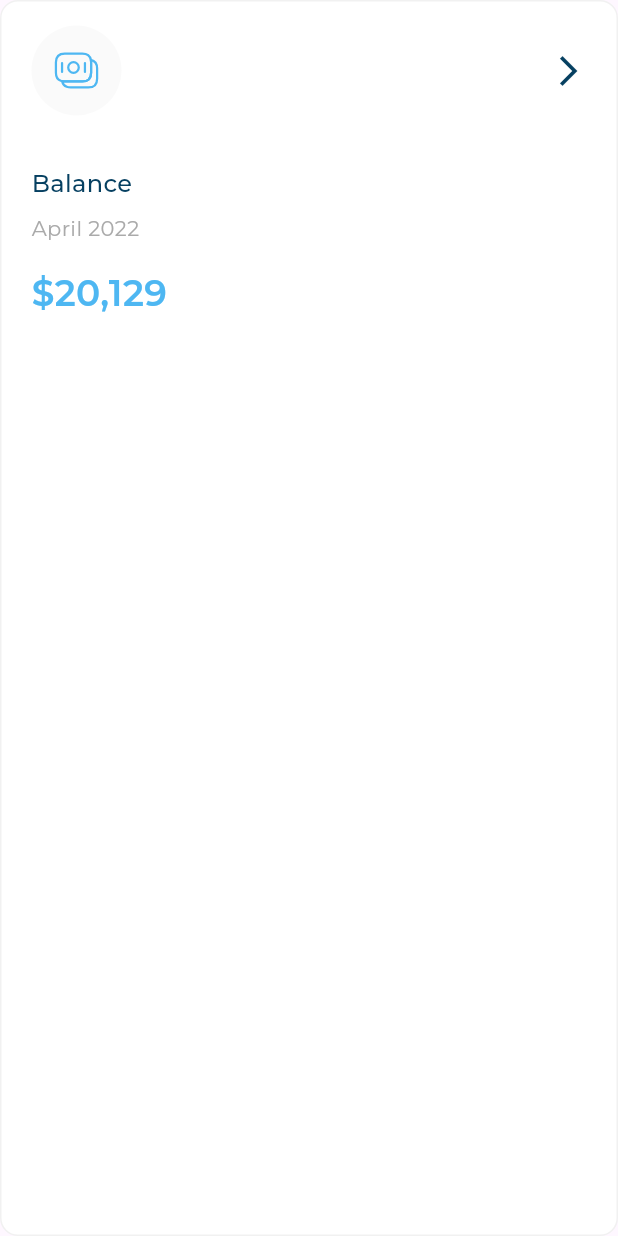
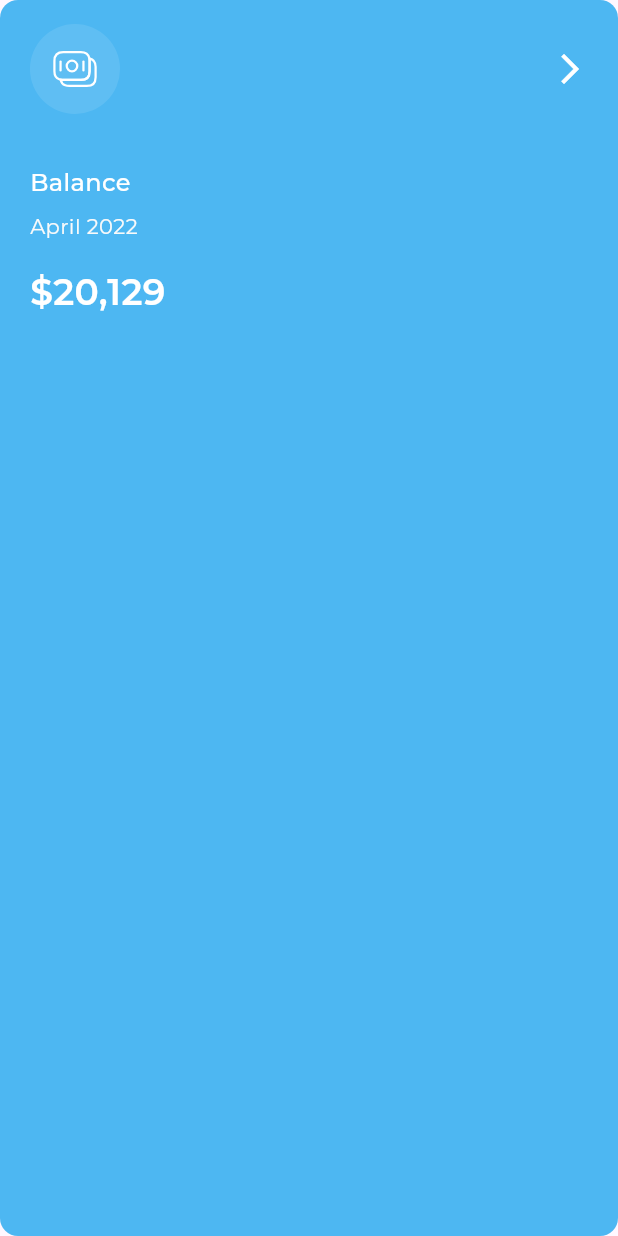
Before and after one commit to abo3amer69/responsive_dash_board, a Flutter app: the ActiveAllExpensesItem widget shown alone on an empty page, opened directly with sample values from the repository, on a phone screen of 412 x 824 dp. Run offline on Flutter 3.47's test engine with Material 3 defaults, Android fonts, the phone set to English and light mode, and no system bars; our stand-ins replace flutter_svg; project files that could hold a hidden picture were left out.

Commit message:
create all expenses item by the active and inactive belong change active

```diff
--- a/lib/widgets/all_expenses_item.dart
+++ b/lib/widgets/all_expenses_item.dart
@@ -6,13 +6,16 @@ import 'package:responsive_dash_board/widgets/all_expenses_item_header.dart';
 import 'package:responsive_dash_board/widgets/inactive_and_active_all_expenses_item.dart';
 
 class AllExpensesItem extends StatelessWidget {
-  const AllExpensesItem({super.key, required this.itemModel, required this.isSelected});
+  const AllExpensesItem(
+      {super.key, required this.itemModel, required this.isSelected});
 
   final AllExpensesItemModel itemModel;
   final bool isSelected;
 
   @override
   Widget build(BuildContext context) {
-    return InActiveAllExpensesItem(itemModel: itemModel);
+    return isSelected
+        ? ActiveAllExpensesItem(itemModel: itemModel)
+        : InActiveAllExpensesItem(itemModel: itemModel);
   }
 }
--- a/lib/widgets/all_expenses_item_header.dart
+++ b/lib/widgets/all_expenses_item_header.dart
@@ -2,8 +2,10 @@ import 'package:flutter/material.dart';
 import 'package:flutter_svg/svg.dart';
 
 class AllExpensesItemHeader extends StatelessWidget {
-  const AllExpensesItemHeader({super.key, required this.image});
+  const AllExpensesItemHeader(
+      {super.key, required this.image, this.imageBackground, this.imageColor});
   final String image;
+  final Color? imageBackground, imageColor;
 
   @override
   Widget build(BuildContext context) {
@@ -13,17 +15,21 @@ class AllExpensesItemHeader extends StatelessWidget {
             width: 60,
             height: 60,
             padding: const EdgeInsets.all(14),
-            decoration: const ShapeDecoration(
-              shape: OvalBorder(),
-              color: Color(0xffFAFAFA),
+            decoration: ShapeDecoration(
+              color: imageBackground ?? const Color(0xffFAFAFA),
+              shape: const OvalBorder(),
             ),
-            child: SvgPicture.asset(image)),
+            child: SvgPicture.asset(
+              image,
+              colorFilter: ColorFilter.mode(
+                  imageColor ?? const Color(0xff4EB7F2), BlendMode.srcIn),
+            )),
         const Spacer(),
         Transform.rotate(
           angle: -1.57079633 * 2,
-          child: const Icon(
+          child: Icon(
             Icons.arrow_back_ios_new_outlined,
-            color: Color(0xff064061),
+            color: imageColor == null ?const Color(0xff064061) : Colors.white,
           ),
         ),
       ],
--- a/lib/widgets/inactive_and_active_all_expenses_item.dart
+++ b/lib/widgets/inactive_and_active_all_expenses_item.dart
@@ -1,4 +1,3 @@
-
 import 'package:flutter/material.dart';
 import 'package:responsive_dash_board/model/all_expenses_item_model.dart';
 import 'package:responsive_dash_board/utils/app-style.dart';
@@ -59,8 +58,6 @@ class InActiveAllExpensesItem extends StatelessWidget {
   }
 }
 
-
-
 class ActiveAllExpensesItem extends StatelessWidget {
   const ActiveAllExpensesItem({
     super.key,
@@ -74,12 +71,8 @@ class ActiveAllExpensesItem extends StatelessWidget {
     return Container(
       padding: const EdgeInsets.symmetric(horizontal: 20, vertical: 16),
       decoration: ShapeDecoration(
-        color: Colors.white,
+        color: const Color(0xff4DB7F2),
         shape: RoundedRectangleBorder(
-          side: const BorderSide(
-            width: 1,
-            color: Color(0xffF1F1F1),
-          ),
           borderRadius: BorderRadius.circular(12),
         ),
       ),
@@ -87,6 +80,9 @@ class ActiveAllExpensesItem extends StatelessWidget {
         crossAxisAlignment: CrossAxisAlignment.start,
         children: [
           AllExpensesItemHeader(
+
+            imageBackground: Colors.white.withOpacity(0.10000000149011612),
+            imageColor: Colors.white,
             image: itemModel.image,
           ),
           const SizedBox(
@@ -94,21 +90,23 @@ class ActiveAllExpensesItem extends StatelessWidget {
           ),
           Text(
             itemModel.title,
-            style: AppStyles.styleMedium16,
+            style: AppStyles.styleMedium16.copyWith(
+              color: Colors.white
+            ),
           ),
           const SizedBox(
             height: 8,
           ),
           Text(
             itemModel.date,
-            style: AppStyles.styleRegular14,
+            style: AppStyles.styleRegular14.copyWith(color:const Color(0xffFAFAFA)),
           ),
           const SizedBox(
             height: 16,
           ),
           Text(
             itemModel.price,
-            style: AppStyles.styleSemiBold24,
+            style: AppStyles.styleSemiBold24.copyWith(color: Colors.white),
           )
         ],
       ),
```
